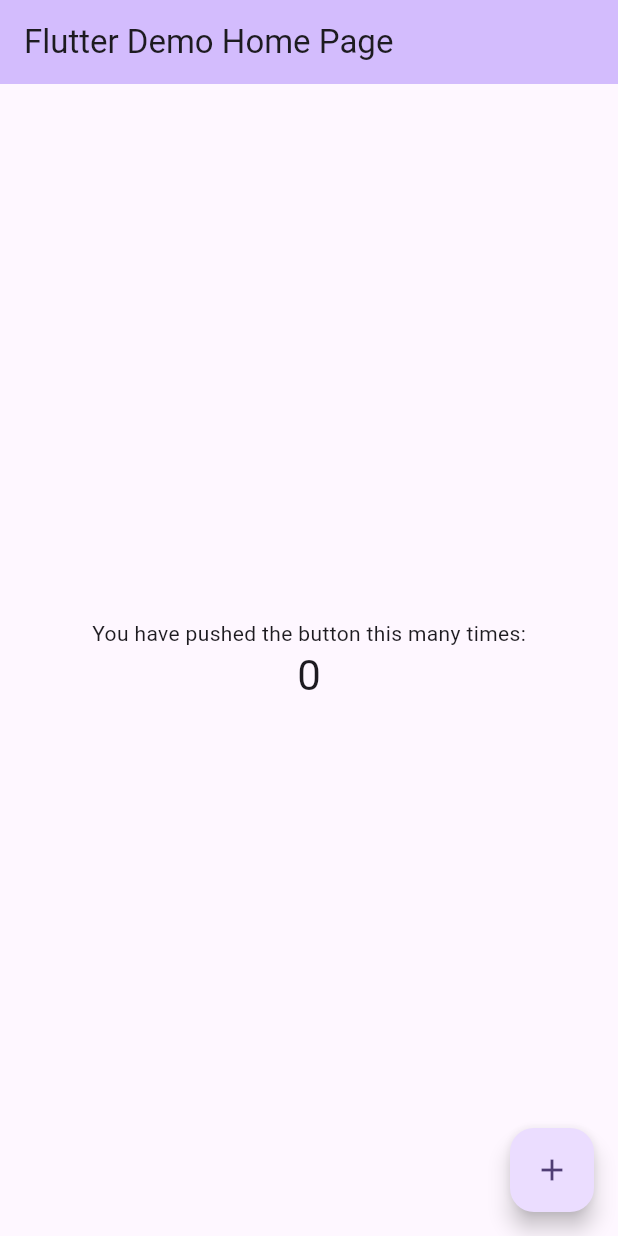
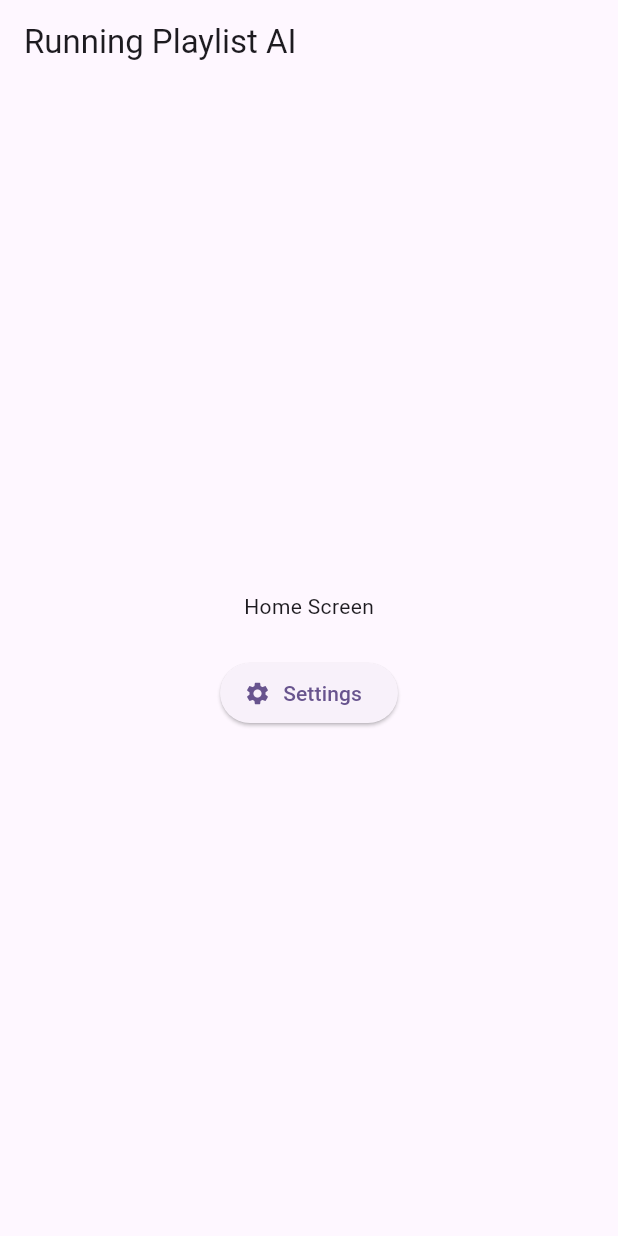
Before and after one commit to Looney-tic/running-playlist-ai, a Flutter app: the screen it shows after launch, on a phone screen of 412 x 824 dp. Run offline on Flutter 3.47's test engine with Material 3 defaults, Android fonts, the phone set to English and light mode, and no system bars; our stand-ins replace flutter_riverpod, go_router.

Commit message:
feat(01-01): app architecture with navigation and placeholder screens
- ProviderScope wraps App in main.dart
- MaterialApp.router with GoRouter via Riverpod provider
- Home and Settings screens with working navigation
- Manual provider (not code-gen) due to Dart 3.10 analyzer_plugin incompatibility
- Web build verified

Co-Authored-By: Claude Opus 4.5 <noreply@anthropic.com>

```diff
--- /dev/null
+++ b/lib/app/app.dart
@@ -0,0 +1,21 @@
+import 'package:flutter/material.dart';
+import 'package:flutter_riverpod/flutter_riverpod.dart';
+import 'package:running_playlist_ai/app/router.dart';
+
+class App extends ConsumerWidget {
+  const App({super.key});
+
+  @override
+  Widget build(BuildContext context, WidgetRef ref) {
+    final router = ref.watch(routerProvider);
+
+    return MaterialApp.router(
+      title: 'Running Playlist AI',
+      theme: ThemeData(
+        colorSchemeSeed: Colors.deepPurple,
+        useMaterial3: true,
+      ),
+      routerConfig: router,
+    );
+  }
+}
--- /dev/null
+++ b/lib/app/router.dart
@@ -0,0 +1,20 @@
+import 'package:flutter_riverpod/flutter_riverpod.dart';
+import 'package:go_router/go_router.dart';
+import 'package:running_playlist_ai/features/home/presentation/home_screen.dart';
+import 'package:running_playlist_ai/features/settings/presentation/settings_screen.dart';
+
+final routerProvider = Provider<GoRouter>((ref) {
+  return GoRouter(
+    initialLocation: '/',
+    routes: [
+      GoRoute(
+        path: '/',
+        builder: (context, state) => const HomeScreen(),
+      ),
+      GoRoute(
+        path: '/settings',
+        builder: (context, state) => const SettingsScreen(),
+      ),
+    ],
+  );
+});
--- /dev/null
+++ b/lib/features/home/presentation/home_screen.dart
@@ -0,0 +1,29 @@
+import 'package:flutter/material.dart';
+import 'package:go_router/go_router.dart';
+
+class HomeScreen extends StatelessWidget {
+  const HomeScreen({super.key});
+
+  @override
+  Widget build(BuildContext context) {
+    return Scaffold(
+      appBar: AppBar(
+        title: const Text('Running Playlist AI'),
+      ),
+      body: Center(
+        child: Column(
+          mainAxisAlignment: MainAxisAlignment.center,
+          children: [
+            const Text('Home Screen'),
+            const SizedBox(height: 24),
+            ElevatedButton.icon(
+              onPressed: () => context.push('/settings'),
+              icon: const Icon(Icons.settings),
+              label: const Text('Settings'),
+            ),
+          ],
+        ),
+      ),
+    );
+  }
+}
--- /dev/null
+++ b/lib/features/settings/presentation/settings_screen.dart
@@ -0,0 +1,17 @@
+import 'package:flutter/material.dart';
+
+class SettingsScreen extends StatelessWidget {
+  const SettingsScreen({super.key});
+
+  @override
+  Widget build(BuildContext context) {
+    return Scaffold(
+      appBar: AppBar(
+        title: const Text('Settings'),
+      ),
+      body: const Center(
+        child: Text('Settings Screen'),
+      ),
+    );
+  }
+}
--- a/lib/main.dart
+++ b/lib/main.dart
@@ -1,122 +1,13 @@
 import 'package:flutter/material.dart';
+import 'package:flutter_riverpod/flutter_riverpod.dart';
+import 'package:running_playlist_ai/app/app.dart';
 
 void main() {
-  runApp(const MyApp());
+  WidgetsFlutterBinding.ensureInitialized();
+
+  runApp(
+    const ProviderScope(
+      child: App(),
+    ),
+  );
 }
-
-class MyApp extends StatelessWidget {
-  const MyApp({super.key});
-
-  // This widget is the root of your application.
-  @override
-  Widget build(BuildContext context) {
-    return MaterialApp(
-      title: 'Flutter Demo',
-      theme: ThemeData(
-        // This is the theme of your application.
-        //
-        // TRY THIS: Try running your application with "flutter run". You'll see
-        // the application has a purple toolbar. Then, without quitting the app,
-        // try changing the seedColor in the colorScheme below to Colors.green
-        // and then invoke "hot reload" (save your changes or press the "hot
-        // reload" button in a Flutter-supported IDE, or press "r" if you used
-        // the command line to start the app).
-        //
-        // Notice that the counter didn't reset back to zero; the application
-        // state is not lost during the reload. To reset the state, use hot
-        // restart instead.
-        //
-        // This works for code too, not just values: Most code changes can be
-        // tested with just a hot reload.
-        colorScheme: .fromSeed(seedColor: Colors.deepPurple),
-      ),
-      home: const MyHomePage(title: 'Flutter Demo Home Page'),
-    );
-  }
-}
-
-class MyHomePage extends StatefulWidget {
-  const MyHomePage({super.key, required this.title});
-
-  // This widget is the home page of your application. It is stateful, meaning
-  // that it has a State object (defined below) that contains fields that affect
-  // how it looks.
-
-  // This class is the configuration for the state. It holds the values (in this
-  // case the title) provided by the parent (in this case the App widget) and
-  // used by the build method of the State. Fields in a Widget subclass are
-  // always marked "final".
-
-  final String title;
-
-  @override
-  State<MyHomePage> createState() => _MyHomePageState();
-}
-
-class _MyHomePageState extends State<MyHomePage> {
-  int _counter = 0;
-
-  void _incrementCounter() {
-    setState(() {
-      // This call to setState tells the Flutter framework that something has
-      // changed in this State, which causes it to rerun the build method below
-      // so that the display can reflect the updated values. If we changed
-      // _counter without calling setState(), then the build method would not be
-      // called again, and so nothing would appear to happen.
-      _counter++;
-    });
-  }
-
-  @override
-  Widget build(BuildContext context) {
-    // This method is rerun every time setState is called, for instance as done
-    // by the _incrementCounter method above.
-    //
-    // The Flutter framework has been optimized to make rerunning build methods
-    // fast, so that you can just rebuild anything that needs updating rather
-    // than having to individually change instances of widgets.
-    return Scaffold(
-      appBar: AppBar(
-        // TRY THIS: Try changing the color here to a specific color (to
-        // Colors.amber, perhaps?) and trigger a hot reload to see the AppBar
-        // change color while the other colors stay the same.
-        backgroundColor: Theme.of(context).colorScheme.inversePrimary,
-        // Here we take the value from the MyHomePage object that was created by
-        // the App.build method, and use it to set our appbar title.
-        title: Text(widget.title),
-      ),
-      body: Center(
-        // Center is a layout widget. It takes a single child and positions it
-        // in the middle of the parent.
-        child: Column(
-          // Column is also a layout widget. It takes a list of children and
-          // arranges them vertically. By default, it sizes itself to fit its
-          // children horizontally, and tries to be as tall as its parent.
-          //
-          // Column has various properties to control how it sizes itself and
-          // how it positions its children. Here we use mainAxisAlignment to
-          // center the children vertically; the main axis here is the vertical
-          // axis because Columns are vertical (the cross axis would be
-          // horizontal).
-          //
-          // TRY THIS: Invoke "debug painting" (choose the "Toggle Debug Paint"
-          // action in the IDE, or press "p" in the console), to see the
-          // wireframe for each widget.
-          mainAxisAlignment: .center,
-          children: [
-            const Text('You have pushed the button this many times:'),
-            Text(
-              '$_counter',
-              style: Theme.of(context).textTheme.headlineMedium,
-            ),
-          ],
-        ),
-      ),
-      floatingActionButton: FloatingActionButton(
-        onPressed: _incrementCounter,
-        tooltip: 'Increment',
-        child: const Icon(Icons.add),
-      ),
-    );
-  }
-}
```
Also changed, not shown: pubspec.yaml (+6 -7 lines), pubspec.lock, 1 other file.
